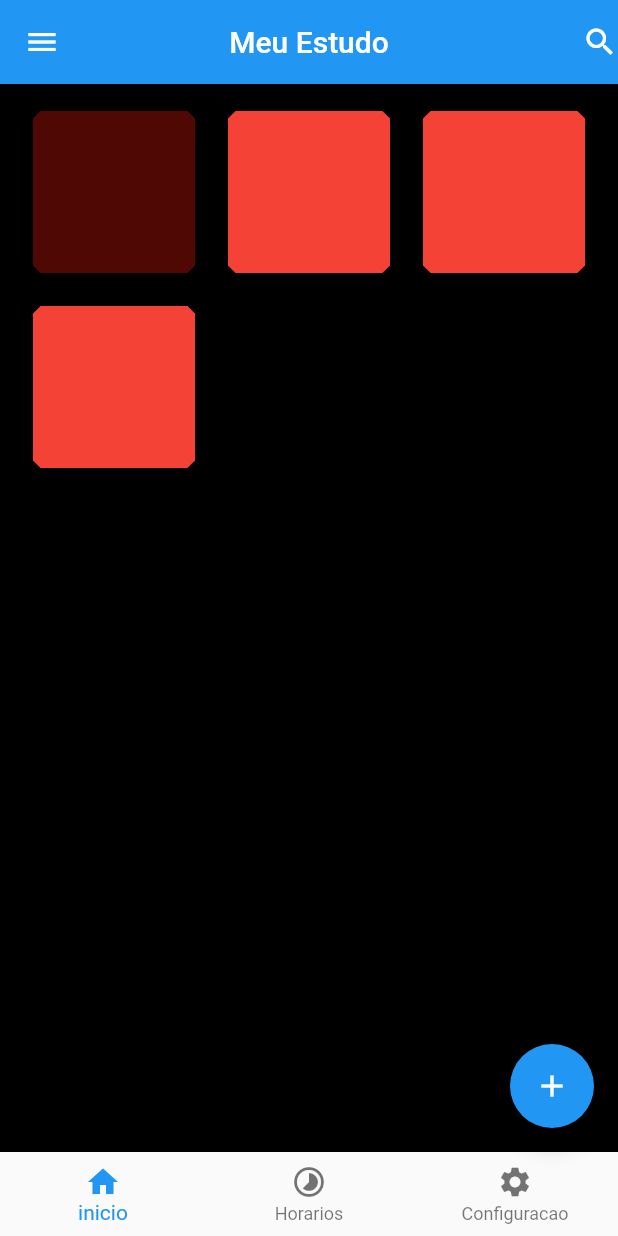
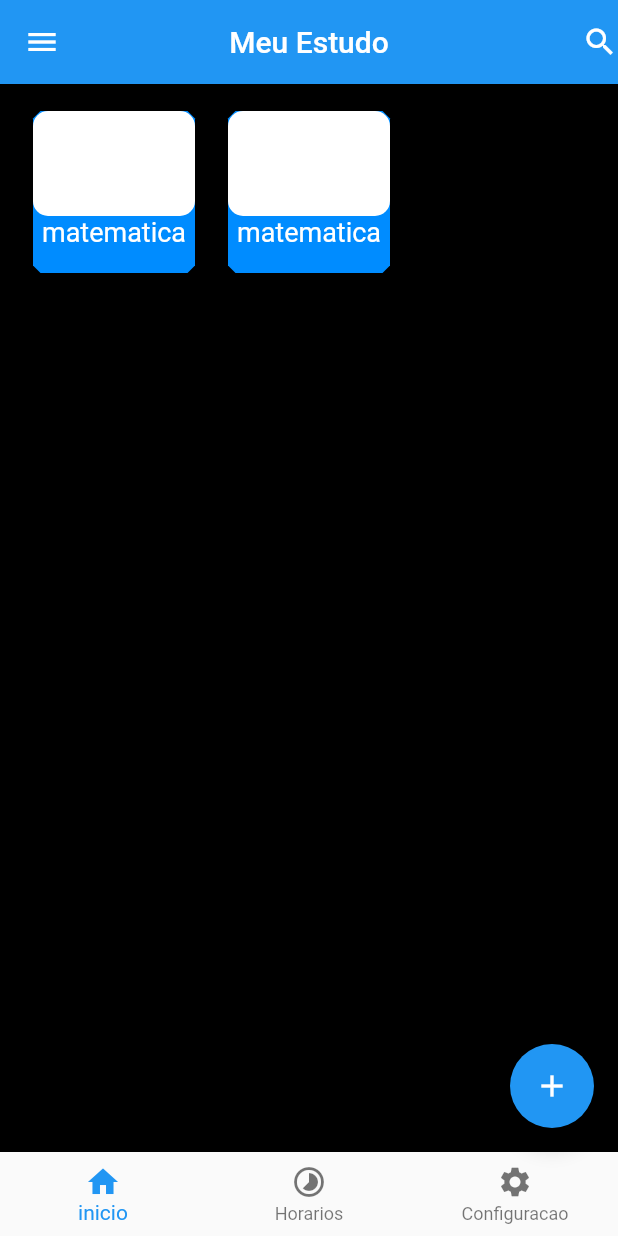
Before and after one commit to Campus-Angical/meuestudo, a Flutter app: the screen it shows after launch, on a phone screen of 412 x 824 dp. Run offline on Flutter 3.47's test engine with Material 2 defaults, Android fonts, the phone set to English and light mode, and no system bars.

Commit message:
adiciona a cor e nome da diciplina

```diff
--- a/lib/presentation/pages/home_page.dart
+++ b/lib/presentation/pages/home_page.dart
@@ -1,107 +1,99 @@
-
-
 import 'dart:ui';
 
 import 'package:flutter/material.dart';
+
 class HomePage extends StatelessWidget {
-  const HomePage({ Key? key }) : super(key: key);
+  const HomePage({Key? key}) : super(key: key);
 
   @override
   Widget build(BuildContext context) {
     return Scaffold(
         backgroundColor: Colors.black,
-      appBar: AppBar(title: Text("Meu Estudo"),
+        appBar: AppBar(
+          title: Text("Meu Estudo"),
           actions: [Icon(Icons.search)],
-      centerTitle: true,),
-      bottomNavigationBar:
-      BottomNavigationBar (
-        items: [
-        BottomNavigationBarItem(icon: Icon(Icons.home),label: "inicio"),
-        BottomNavigationBarItem(icon: Icon(Icons.timelapse),label: "Horarios"),
-        BottomNavigationBarItem(icon: Icon(Icons.settings),label: "Configuracao"),
-
+          centerTitle: true,
+        ),
+        bottomNavigationBar: BottomNavigationBar(items: [
+          BottomNavigationBarItem(icon: Icon(Icons.home), label: "inicio"),
+          BottomNavigationBarItem(
+              icon: Icon(Icons.timelapse), label: "Horarios"),
+          BottomNavigationBarItem(
+              icon: Icon(Icons.settings), label: "Configuracao"),
         ]),
         drawer: Drawer(
-        child: Column(children: [
-          UserAccountsDrawerHeader(accountName: Text("Cleiton Jonnas"), accountEmail: Text("cleitinhoextreme007@gmail.com",),
-          currentAccountPicture: ClipOval(child:  Image.network("https://encrypted-tbn0.gstatic.com/images?q=tbn:ANd9GcTggauC9GzZ20cDt94Nzm2-z-qvmi9Jrh1JK-6n1HG-derBaewvGMJTsHMcw8ndDX7Fjqc&usqp=CAU"),),
+          child: Column(
+            children: [
+              UserAccountsDrawerHeader(
+                accountName: Text("Cleiton Jonnas"),
+                accountEmail: Text(
+                  "cleitinhoextreme007@gmail.com",
+                ),
+                currentAccountPicture: ClipOval(
+                  child: Image.network(
+                      "https://encrypted-tbn0.gstatic.com/images?q=tbn:ANd9GcTggauC9GzZ20cDt94Nzm2-z-qvmi9Jrh1JK-6n1HG-derBaewvGMJTsHMcw8ndDX7Fjqc&usqp=CAU"),
+                ),
               ),
               ListTile(
                 title: Text("Conta"),
                 leading: Icon(Icons.person),
               ),
-
               ListTile(
                 title: Text("notificacoes"),
                 leading: Icon(Icons.push_pin),
               ),
-
               ListTile(
                 title: Text("Atividades"),
                 leading: Icon(Icons.list_alt),
               ),
-
               ListTile(
                 title: Text("Atividades Pendentes"),
                 leading: Icon(Icons.list),
               ),
-
               ListTile(
                 title: Text("Materias arquivadas"),
                 leading: Icon(Icons.person),
               ),
-
               ListTile(
                 title: Text("Sair"),
                 leading: Icon(Icons.logout),
               ),
+            ],
+          ),
+        ),
+        body: GridView(
+          padding: EdgeInsets.fromLTRB(18, 14, 18, 14),
+          gridDelegate: SliverGridDelegateWithFixedCrossAxisCount(
+              crossAxisCount: 3, mainAxisSpacing: 14, crossAxisSpacing: 14),
+          children: [_buildCard(), _buildCard()],
+        ),
+        floatingActionButton: FloatingActionButton(
+          onPressed: (() {}),
+          child: Icon(Icons.add),
+        ));
+  }
 
-        ],),
+  Widget _buildCard() {
+    return Card(
+      shape: BeveledRectangleBorder(borderRadius: BorderRadius.circular(5.0)),
+      color: Color.fromARGB(255, 0, 140, 255),
+      child: Column(
+        children: [
+          Container(
+          decoration: BoxDecoration(borderRadius: BorderRadius.all(Radius.circular(10)),
+            color: Colors.white
+
+          ),
+            height: 70,
+            width: 110,
           ),
 
-      body: GridView(
-        padding: EdgeInsets.fromLTRB(18, 14, 18, 14),
-        gridDelegate: SliverGridDelegateWithFixedCrossAxisCount(crossAxisCount: 3, mainAxisSpacing: 14, crossAxisSpacing: 14),
-
-        children: [
-        Card(
-          shape: BeveledRectangleBorder(borderRadius: BorderRadius.circular(5.0)),
-          color: Color.fromARGB(255, 79, 8, 3),
-          child: Container(
-            //color: Colors.blue,
-          ),
-        ),
-
-        Card(
-          shape: BeveledRectangleBorder(borderRadius: BorderRadius.circular(5.0)),
-          color: Colors.red,
-          child: Container(
-            //color: Colors.blue,
-          ),
-        ),
-       Card(
-          shape: BeveledRectangleBorder(borderRadius: BorderRadius.circular(5.0)),
-          color: Colors.red,
-          child: Container(
-            //color: Colors.blue,
-          ),
-        ),
-        Card(
-          shape: BeveledRectangleBorder(borderRadius: BorderRadius.circular(5.0)),
-          color: Colors.red,
-          child: Container(
-            //color: Colors.blue,
-          ),
-        ),
+          Text(
+            "matematica",
+            style: TextStyle(fontSize: 18, color: Colors.white),
+          )
         ],
       ),
-      floatingActionButton: FloatingActionButton(onPressed: (() {
-
-      }),
-      child: Icon(Icons.add),
-
-    )
     );
-
   }
 }
```
Lines whose indentation alone changed are shown as unchanged.
